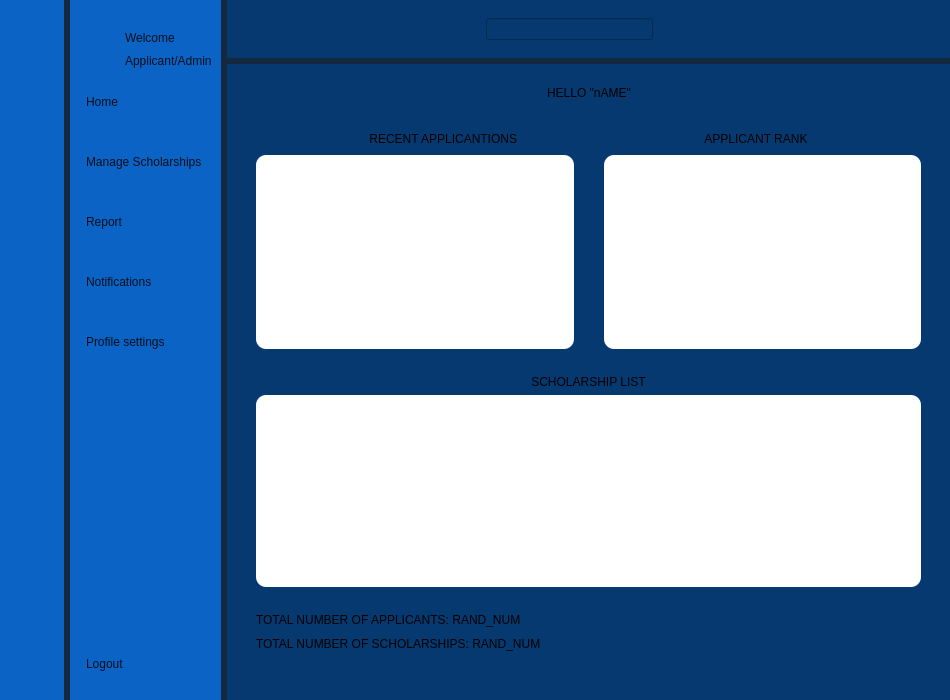
YNCO10/scholarshipManagementSystem, file SholarshipManagementSystem/homePage/dash.ui: the form before one commit.
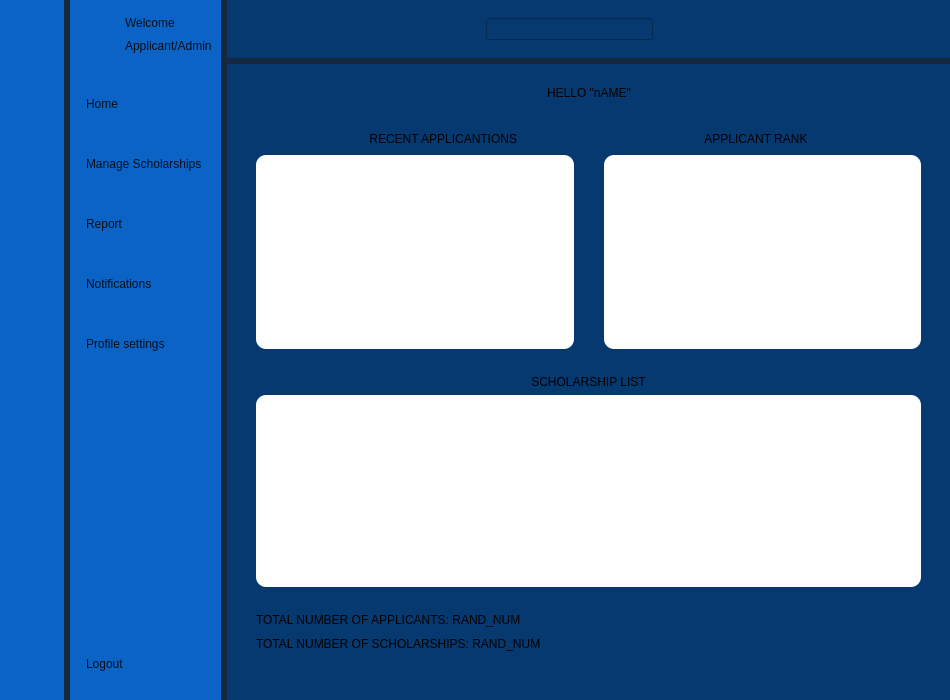
The form after the commit. The open tabs and pages were chosen to show the change. Icons and pictures are not drawn.

```diff
--- a/SholarshipManagementSystem/homePage/dash.ui
+++ b/SholarshipManagementSystem/homePage/dash.ui
@@ -902,17 +902,17 @@
       </property>
       <layout class="QVBoxLayout" name="verticalLayout_4">
        <item>
-        <layout class="QHBoxLayout" name="horizontalLayout_2" stretch="0,0">
-         <property name="spacing">
-          <number>6</number>
-         </property>
+        <layout class="QGridLayout" name="gridLayout_6">
          <property name="topMargin">
-          <number>20</number>
+          <number>5</number>
          </property>
          <property name="rightMargin">
           <number>0</number>
          </property>
-         <item>
+         <property name="bottomMargin">
+          <number>17</number>
+         </property>
+         <item row="0" column="0">
           <widget class="QLabel" name="fullNavIcon">
            <property name="minimumSize">
             <size>
@@ -937,7 +937,7 @@
            </property>
           </widget>
          </item>
-         <item>
+         <item row="0" column="1">
           <layout class="QVBoxLayout" name="verticalLayout">
            <property name="spacing">
             <number>6</number>
```
Left out of the diff: 18 changed lines with no effect on the pictures.
